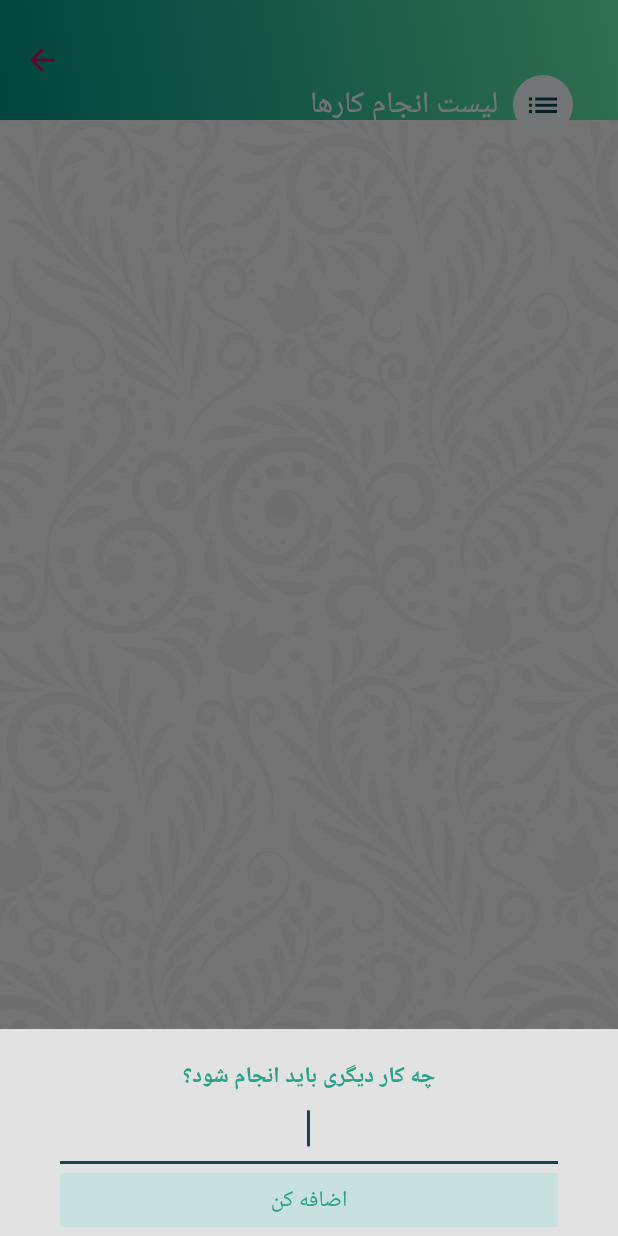
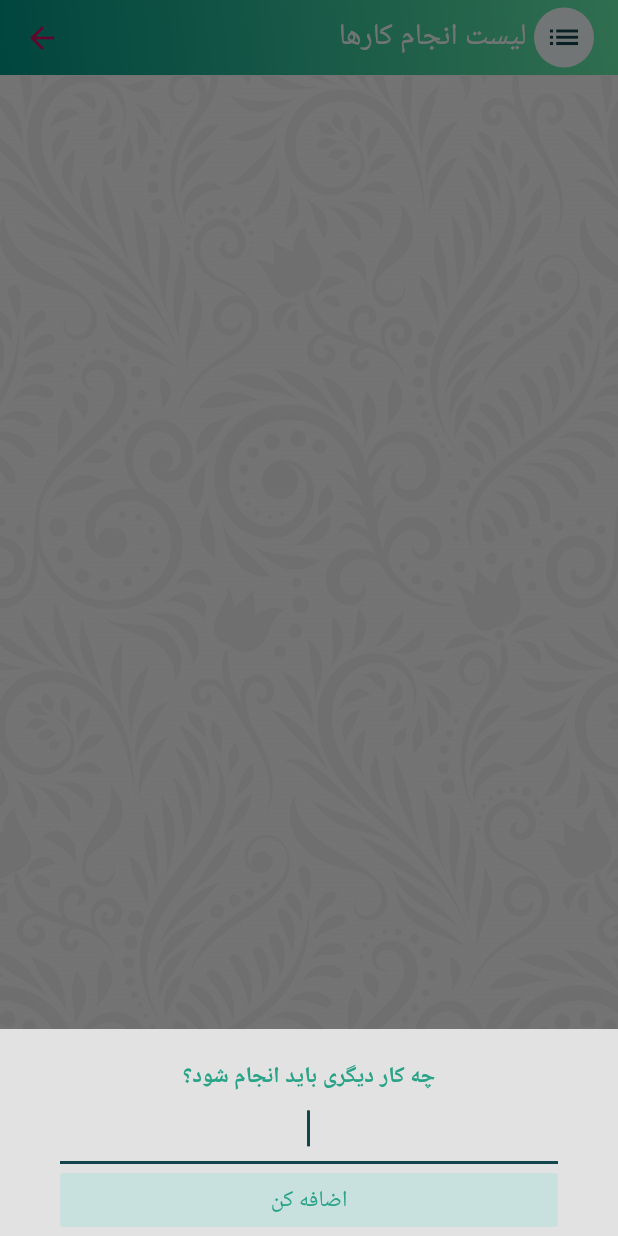
Before and after one commit to Sina2748/todoey, a Flutter app: the TasksScreen screen opened by its route, after a tap on the "add" icon, on a phone screen of 412 x 824 dp. Run offline on Flutter 3.47's test engine with Material 2 defaults, Android fonts, the phone set to English and light mode, and no system bars; our stand-ins replace audioplayers, google_fonts, supabase, supabase_flutter; accounts and stored records are empty; Roboto replaces fonts that are missing (Lemonada).

```diff
--- a/lib/utils/constants.dart
+++ b/lib/utils/constants.dart
@@ -47,26 +47,13 @@ class GradiantAppBar extends StatelessWidget with PreferredSizeWidget {
   });
 
   @override
-  Size get preferredSize => Size.fromHeight(80);
+  Size get preferredSize => Size.fromHeight(50);
 
   @override
   Widget build(BuildContext context) {
     return AppBar(
-        toolbarHeight: 130,
-        flexibleSpace: Container(
-          height: 400,
-          decoration: BoxDecoration(
-            gradient: LinearGradient(
-              begin: Alignment.topRight,
-              end: Alignment.bottomLeft,
-              colors: [Colors.greenAccent, Colors.teal],
-            ),
-          ),
-          padding: EdgeInsets.only(top: 50, left: 30, right: 30, bottom: 10),
-          child: Column(
-            crossAxisAlignment: CrossAxisAlignment.end,
-            children: [
-              Row(
+      // toolbarHeight: 130,
+      title: Row(
         mainAxisAlignment: MainAxisAlignment.end,
         children: [
           Text(
@@ -80,7 +67,7 @@ class GradiantAppBar extends StatelessWidget with PreferredSizeWidget {
             ),
           ),
           SizedBox(
-                    width: 10,
+            width: 5,
           ),
           CircleAvatar(
             radius: 20,
@@ -93,8 +80,17 @@ class GradiantAppBar extends StatelessWidget with PreferredSizeWidget {
           ),
         ],
       ),
-            ],
+      flexibleSpace: Container(
+        // height: 400,
+        decoration: BoxDecoration(
+          gradient: LinearGradient(
+            begin: Alignment.topRight,
+            end: Alignment.bottomLeft,
+            colors: [Colors.greenAccent, Colors.teal],
           ),
-        ));
+        ),
+        // padding: EdgeInsets.only(top: 50, left: 30, right: 30, bottom: 10),
+      ),
+    );
   }
 }
```
Also changed, not shown: lib/pages/account_page.dart (+170 -74 lines), assets/images/logo.png (added). Lines whose indentation alone changed are shown as unchanged.
